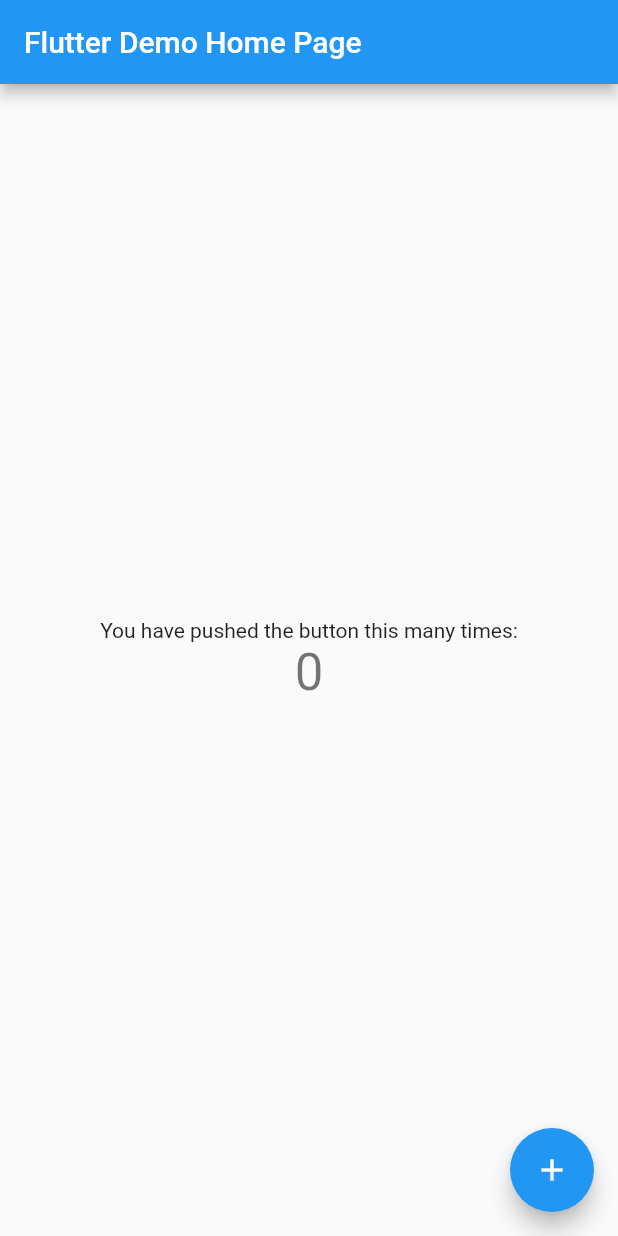
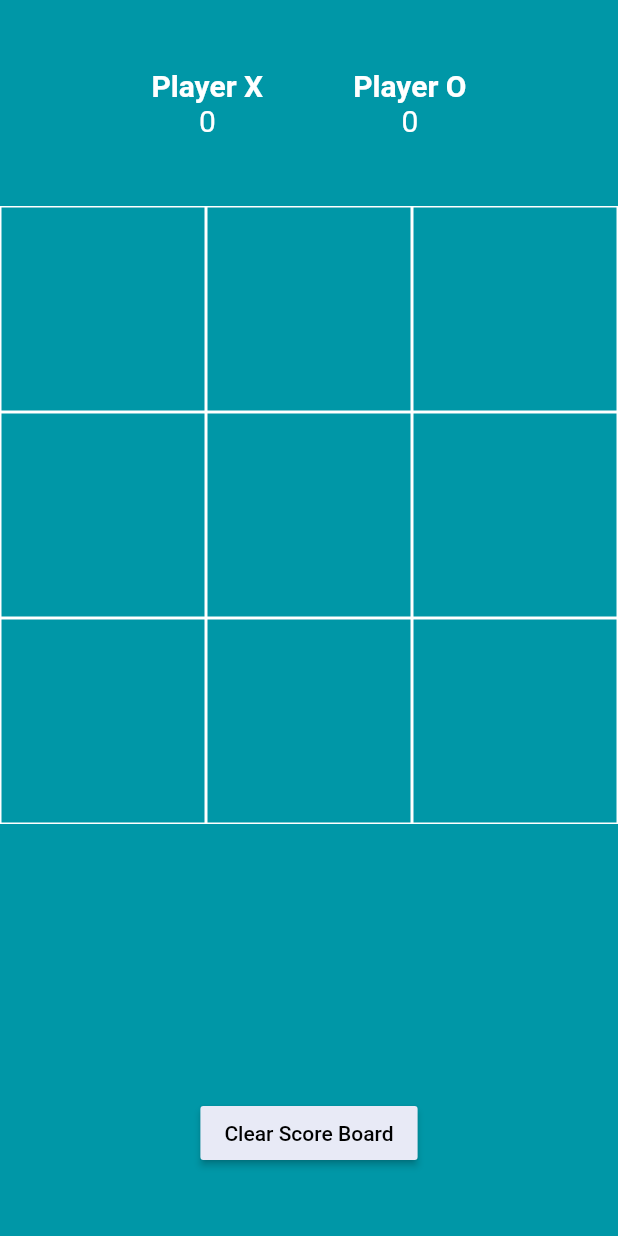
Before and after one commit to aravind-b-dev/tic-tac-toe, a Flutter app: the screen it shows after launch, on a phone screen of 412 x 824 dp. Run offline on Flutter 3.47's test engine with Material 2 defaults, Android fonts, the phone set to English and light mode, and no system bars.

Commit message:
tic tac toe

```diff
--- a/lib/main.dart
+++ b/lib/main.dart
@@ -1,115 +1,255 @@
 import 'package:flutter/material.dart';
 
-void main() {
-  runApp(const MyApp());
-}
+void main() => runApp(const MyApp());
 
 class MyApp extends StatelessWidget {
   const MyApp({Key? key}) : super(key: key);
 
-  // This widget is the root of your application.
   @override
   Widget build(BuildContext context) {
     return MaterialApp(
-      title: 'Flutter Demo',
-      theme: ThemeData(
-        // This is the theme of your application.
-        //
-        // Try running your application with "flutter run". You'll see the
-        // application has a blue toolbar. Then, without quitting the app, try
-        // changing the primarySwatch below to Colors.green and then invoke
-        // "hot reload" (press "r" in the console where you ran "flutter run",
-        // or simply save your changes to "hot reload" in a Flutter IDE).
-        // Notice that the counter didn't reset back to zero; the application
-        // is not restarted.
-        primarySwatch: Colors.blue,
-      ),
-      home: const MyHomePage(title: 'Flutter Demo Home Page'),
+      debugShowCheckedModeBanner: false,
+      home: HomePage(),
     );
   }
 }
 
-class MyHomePage extends StatefulWidget {
-  const MyHomePage({Key? key, required this.title}) : super(key: key);
-
-  // This widget is the home page of your application. It is stateful, meaning
-  // that it has a State object (defined below) that contains fields that affect
-  // how it looks.
-
-  // This class is the configuration for the state. It holds the values (in this
-  // case the title) provided by the parent (in this case the App widget) and
-  // used by the build method of the State. Fields in a Widget subclass are
-  // always marked "final".
-
-  final String title;
-
+class HomePage extends StatefulWidget {
   @override
-  State<MyHomePage> createState() => _MyHomePageState();
+  _HomePageState createState() => _HomePageState();
 }
 
-class _MyHomePageState extends State<MyHomePage> {
-  int _counter = 0;
+class _HomePageState extends State<HomePage> {
+  bool oTurn = true;
 
-  void _incrementCounter() {
-    setState(() {
-      // This call to setState tells the Flutter framework that something has
-      // changed in this State, which causes it to rerun the build method below
-      // so that the display can reflect the updated values. If we changed
-      // _counter without calling setState(), then the build method would not be
-      // called again, and so nothing would appear to happen.
-      _counter++;
-    });
-  }
+// 1st player is O
+  List<String> displayElement = ['', '', '', '', '', '', '', '', ''];
+  int oScore = 0;
+  int xScore = 0;
+  int filledBoxes = 0;
 
   @override
   Widget build(BuildContext context) {
-    // This method is rerun every time setState is called, for instance as done
-    // by the _incrementCounter method above.
-    //
-    // The Flutter framework has been optimized to make rerunning build methods
-    // fast, so that you can just rebuild anything that needs updating rather
-    // than having to individually change instances of widgets.
     return Scaffold(
-      appBar: AppBar(
-        // Here we take the value from the MyHomePage object that was created by
-        // the App.build method, and use it to set our appbar title.
-        title: Text(widget.title),
-      ),
-      body: Center(
-        // Center is a layout widget. It takes a single child and positions it
-        // in the middle of the parent.
+      backgroundColor: Colors.cyan[700],
+      body: Column(
+        children: <Widget>[
+          Expanded(
+            child: Container(
+              child: Row(
+                mainAxisAlignment: MainAxisAlignment.center,
+                children: <Widget>[
+                  Padding(
+                    padding: const EdgeInsets.all(30.0),
                     child: Column(
-          // Column is also a layout widget. It takes a list of children and
-          // arranges them vertically. By default, it sizes itself to fit its
-          // children horizontally, and tries to be as tall as its parent.
-          //
-          // Invoke "debug painting" (press "p" in the console, choose the
-          // "Toggle Debug Paint" action from the Flutter Inspector in Android
-          // Studio, or the "Toggle Debug Paint" command in Visual Studio Code)
-          // to see the wireframe for each widget.
-          //
-          // Column has various properties to control how it sizes itself and
-          // how it positions its children. Here we use mainAxisAlignment to
-          // center the children vertically; the main axis here is the vertical
-          // axis because Columns are vertical (the cross axis would be
-          // horizontal).
                       mainAxisAlignment: MainAxisAlignment.center,
                       children: <Widget>[
                         const Text(
-              'You have pushed the button this many times:',
+                          'Player X',
+                          style: TextStyle(fontSize: 20,
+                              fontWeight: FontWeight.bold,
+                              color: Colors.white),
                         ),
                         Text(
-              '$_counter',
-              style: Theme.of(context).textTheme.headline4,
+                          xScore.toString(),
+                          style: const TextStyle(fontSize: 20,color: Colors.white),
                         ),
                       ],
                     ),
                   ),
-      floatingActionButton: FloatingActionButton(
-        onPressed: _incrementCounter,
-        tooltip: 'Increment',
-        child: const Icon(Icons.add),
-      ), // This trailing comma makes auto-formatting nicer for build methods.
+                  Padding(
+                    padding: const EdgeInsets.all(30.0),
+                    child: Column(
+                      mainAxisAlignment: MainAxisAlignment.center,
+                      children: <Widget>[
+                        const Text('Player O', style: TextStyle(fontSize: 20,
+                            fontWeight: FontWeight.bold,
+                            color: Colors.white)
+                        ),
+                        Text(
+                          oScore.toString(),
+                          style: const TextStyle(fontSize: 20,color: Colors.white),
+                        ),
+                      ],
+                    ),
+                  ),
+                ],
+              ),
+            ),
+          ),
+          Expanded(
+            flex: 4,
+            child: GridView.builder(
+                itemCount: 9,
+                gridDelegate: const SliverGridDelegateWithFixedCrossAxisCount(
+                    crossAxisCount: 3),
+                itemBuilder: (BuildContext context, int index) {
+                  return GestureDetector(
+                    onTap: () {
+                      _tapped(index);
+                    },
+                    child: Container(
+                      decoration: BoxDecoration(
+                          border: Border.all(color: Colors.white)),
+                      child: Center(
+                        child: Text(
+                          displayElement[index],
+                          style: const TextStyle(color: Colors.white, fontSize: 35),
+                        ),
+                      ),
+                    ),
+                  );
+                }),
+          ),
+          Expanded(
+              child: Container(
+                child: Row(
+                  mainAxisAlignment: MainAxisAlignment.center,
+                  children: <Widget>[
+                    RaisedButton(
+                      color: Colors.indigo[50],
+                      textColor: Colors.black,
+                      onPressed: _clearScoreBoard,
+                      child: const Text("Clear Score Board"),
+                    ),
+                  ],
+                ),
+              ))
+        ],
+      ),
     );
   }
+
+  void _tapped(int index) {
+    setState(() {
+      if (oTurn && displayElement[index] == '') {
+        displayElement[index] = 'O';
+        filledBoxes++;
+      } else if (!oTurn && displayElement[index] == '') {
+        displayElement[index] = 'X';
+        filledBoxes++;
       }
+
+      oTurn = !oTurn;
+      _checkWinner();
+    });
+  }
+
+  void _checkWinner() {
+
+    // Checking rows
+    if (displayElement[0] == displayElement[1] &&
+        displayElement[0] == displayElement[2] &&
+        displayElement[0] != '') {
+      _showWinDialog(displayElement[0]);
+    }
+    if (displayElement[3] == displayElement[4] &&
+        displayElement[3] == displayElement[5] &&
+        displayElement[3] != '') {
+      _showWinDialog(displayElement[3]);
+    }
+    if (displayElement[6] == displayElement[7] &&
+        displayElement[6] == displayElement[8] &&
+        displayElement[6] != '') {
+      _showWinDialog(displayElement[6]);
+    }
+
+    // Checking Column
+    if (displayElement[0] == displayElement[3] &&
+        displayElement[0] == displayElement[6] &&
+        displayElement[0] != '') {
+      _showWinDialog(displayElement[0]);
+    }
+    if (displayElement[1] == displayElement[4] &&
+        displayElement[1] == displayElement[7] &&
+        displayElement[1] != '') {
+      _showWinDialog(displayElement[1]);
+    }
+    if (displayElement[2] == displayElement[5] &&
+        displayElement[2] == displayElement[8] &&
+        displayElement[2] != '') {
+      _showWinDialog(displayElement[2]);
+    }
+
+    // Checking Diagonal
+    if (displayElement[0] == displayElement[4] &&
+        displayElement[0] == displayElement[8] &&
+        displayElement[0] != '') {
+      _showWinDialog(displayElement[0]);
+    }
+    if (displayElement[2] == displayElement[4] &&
+        displayElement[2] == displayElement[6] &&
+        displayElement[2] != '') {
+      _showWinDialog(displayElement[2]);
+    } else if (filledBoxes == 9) {
+      _showDrawDialog();
+    }
+  }
+
+  void _showWinDialog(String winner) {
+    showDialog(
+        barrierDismissible: false,
+        context: context,
+        builder: (BuildContext context) {
+          return AlertDialog(
+            title: Text("\" " + winner + " \" is Winner!!!"),
+            actions: [
+              FlatButton(
+                child: const Text("Play Again"),
+                onPressed: () {
+                  _clearBoard();
+                  Navigator.of(context).pop();
+                },
+              )
+            ],
+          );
+        });
+
+    if (winner == 'O') {
+      oScore++;
+    } else if (winner == 'X') {
+      xScore++;
+    }
+  }
+
+  void _showDrawDialog() {
+    showDialog(
+        barrierDismissible: false,
+        context: context,
+        builder: (BuildContext context) {
+          return AlertDialog(
+            title: const Text("Draw"),
+            actions: [
+              FlatButton(
+                child: const Text("Play Again"),
+                onPressed: () {
+                  _clearBoard();
+                  Navigator.of(context).pop();
+                },
+              )
+            ],
+          );
+        });
+  }
+
+  void _clearBoard() {
+    setState(() {
+      for (int i = 0; i < 9; i++) {
+        displayElement[i] = '';
+      }
+    });
+
+    filledBoxes = 0;
+  }
+
+  void _clearScoreBoard() {
+    setState(() {
+      xScore = 0;
+      oScore = 0;
+      for (int i = 0; i < 9; i++) {
+        displayElement[i] = '';
+      }
+    });
+    filledBoxes = 0;
+  }
+}
```
Lines whose indentation alone changed are shown as unchanged.
